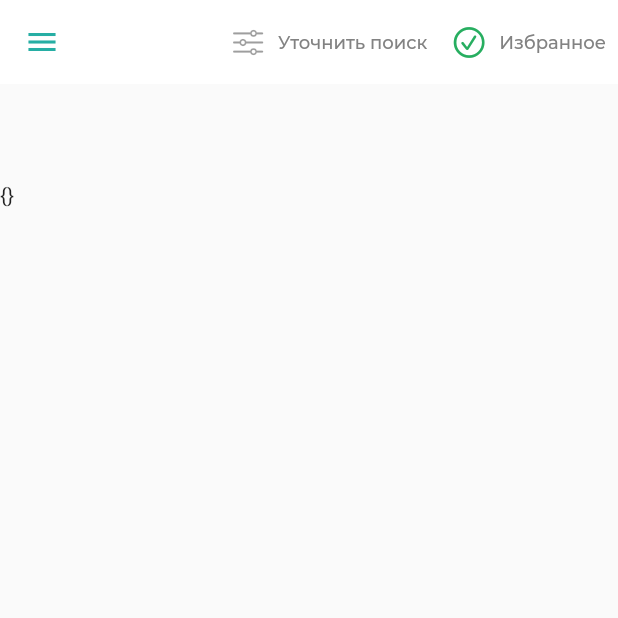
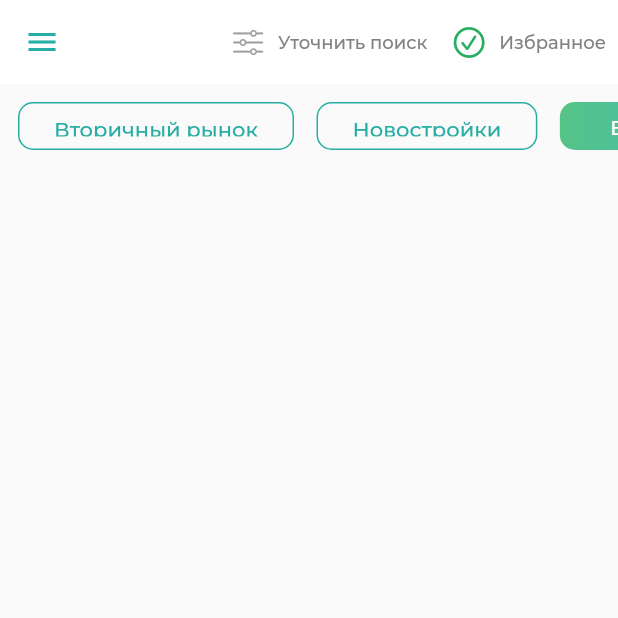
Before and after one commit to MaksymKosenko/swipe_app, a Flutter app: the LandingPage screen opened directly, on a phone screen of 412 x 824 dp, the top half of it. Run offline on Flutter 3.47's test engine with Material 2 defaults, Android fonts, the phone set to English and light mode, and no system bars; our stand-ins replace cloud_firestore, firebase_auth, firebase_core, firebase_storage, image_picker; accounts and stored records are empty.

Commit message:
added filter's slider

```diff
--- /dev/null
+++ b/lib/screens/Feed/CustomFilters.dart
@@ -0,0 +1,67 @@
+import 'package:flutter/material.dart';
+import 'package:swipe_app/basicThings/basic.dart';
+
+class CustomFilters extends StatefulWidget{
+  @override
+  _CustomFiltersState createState() => _CustomFiltersState();
+}
+
+class _CustomFiltersState extends State<CustomFilters> {
+  bool _active1 = false;
+  bool _active2 = false;
+  bool _active3 = true;
+  bool _active4 = false;
+
+  Widget build(BuildContext context){
+    return Container(
+      height: 32,
+      child: ListView(
+        padding: EdgeInsets.symmetric(horizontal: 12),
+        scrollDirection: Axis.horizontal,
+        children: [
+          _active1 ? choosedFilter("Вторичный рынок", "_active1") : unChoosedFilter("Вторичный рынок", "_active1"),
+          SizedBox(width: 15),
+          _active2 ? choosedFilter("Новостройки", "_active2") : unChoosedFilter("Новостройки", "_active2"),
+          SizedBox(width: 15),
+          _active3 ? choosedFilter("Все", "_active3") : unChoosedFilter("Все", "_active3"),
+          SizedBox(width: 15),
+          _active4 ? choosedFilter("Котеджи", "_active4") : unChoosedFilter("Котеджи", "_active4"),
+        ],
+      ),
+    );
+  }
+
+  Widget choosedFilter(String text, String currentState){
+    return Container(padding: EdgeInsets.symmetric(horizontal: 15),
+        decoration: BoxDecoration(
+          gradient: LinearGradient(
+            begin: Alignment.centerLeft,
+            end: Alignment.centerRight,
+            colors: [Color(0xff56C385), Color(0xff41BFB5)],
+          ),
+          borderRadius: BorderRadius.circular(10),
+        ),
+        child: TextButton(onPressed:()=> setActive(currentState), child: Text(text, style: RegularText(14, Colors.white),)));
+  }
+
+  Widget unChoosedFilter(String text, String currentState){
+    return Container(padding: EdgeInsets.symmetric(horizontal: 15),
+        decoration: BoxDecoration(
+          color: Colors.transparent,
+          borderRadius: BorderRadius.circular(10),
+          border: Border.all(color: Color(0xff27AEA4)),
+        ),
+        child: TextButton(onPressed:()=>setActive(currentState), child: Text(text, style: RegularText(14, Color(0xff27AEA4)),)));
+  }
+
+  void setActive(String currentState){
+    setState(() {
+      switch(currentState){
+        case "_active1" : _active1 = true; _active2 = false; _active3 = false; _active4 = false; break;
+        case "_active2" : _active1 = false; _active2 = true; _active3 = false; _active4 = false; break;
+        case "_active3" : _active1 = false; _active2 = false; _active3 = true; _active4 = false; break;
+        case "_active4" : _active1 = false; _active2 = false; _active3 = false; _active4 = true; break;
+      }
+    });
+  }
+}
--- a/lib/screens/LandingScreen.dart
+++ b/lib/screens/Feed/LandingScreen.dart
@@ -4,6 +4,7 @@ import 'package:provider/provider.dart';
 import 'package:swipe_app/User.dart';
 import 'package:swipe_app/basicThings/CustomDrawer.dart';
 import 'package:swipe_app/screens/Feed/FeedAppBar.dart';
+import 'file:///C:/flutter_projects/flutterlearning/flutter_Dart_courses/swipe_app/lib/screens/Feed/CustomFilters.dart';
 
 class LandingPage extends StatelessWidget {
   var _userFromFirestoreData;
@@ -25,17 +26,12 @@ class LandingPage extends StatelessWidget {
                   //drawerScrimColor: Color(0xff27AEA4),
                     drawer: CustomDrawer(context, _userFromFirestoreData),
                     appBar: CustomFeedAppBar(),
-                    body: Container(
-                      child: Column(
-                        children: [
-                          SizedBox(height: 50),
-                          Text(user.id),
-                          //Text(user.phone),
-                          Text(_userFromFirestoreData.toString()),
-                          //Text(test)
-                        ],
-                      ),
-                    )
+                    body: Column(
+                      children: [
+                        SizedBox(height: 12),
+                        CustomFilters(),
+                      ],
+                    ),
                 );
               }
               return Scaffold(backgroundColor: Colors.white,
--- a/lib/screens/profile/ProfileScreen.dart
+++ b/lib/screens/profile/ProfileScreen.dart
@@ -6,7 +6,7 @@ import 'package:provider/provider.dart';
 import 'package:swipe_app/User.dart';
 import 'package:swipe_app/basicThings/CustomAppBars.dart';
 import 'package:swipe_app/basicThings/basic.dart';
-import 'package:swipe_app/screens/LandingScreen.dart';
+import 'package:swipe_app/screens/Feed/LandingScreen.dart';
 import 'package:swipe_app/screens/profile/agentContainer.dart';
 import 'package:swipe_app/screens/profile/conactContainer.dart';
 import 'package:swipe_app/screens/profile/notificationContainer.dart';
--- a/pubspec.yaml
+++ b/pubspec.yaml
@@ -21,7 +21,6 @@ environment:
   sdk: ">=2.7.0 <3.0.0"
 
 dependencies:
-
   cloud_firestore: ^0.16.0
   firebase_auth: ^0.20.0+1
   firebase_core: ^0.7.0
```
Also changed, not shown: lib/screens/logInScreen.dart (+54 -15 lines), lib/screens/registrationScreen.dart (+15 -32 lines), lib/screens/verificationScreen.dart (+27 -17 lines), lib/services/auth.dart (+54 -5 lines), lib/services/databaseInteract.dart (+41 -6 lines).
